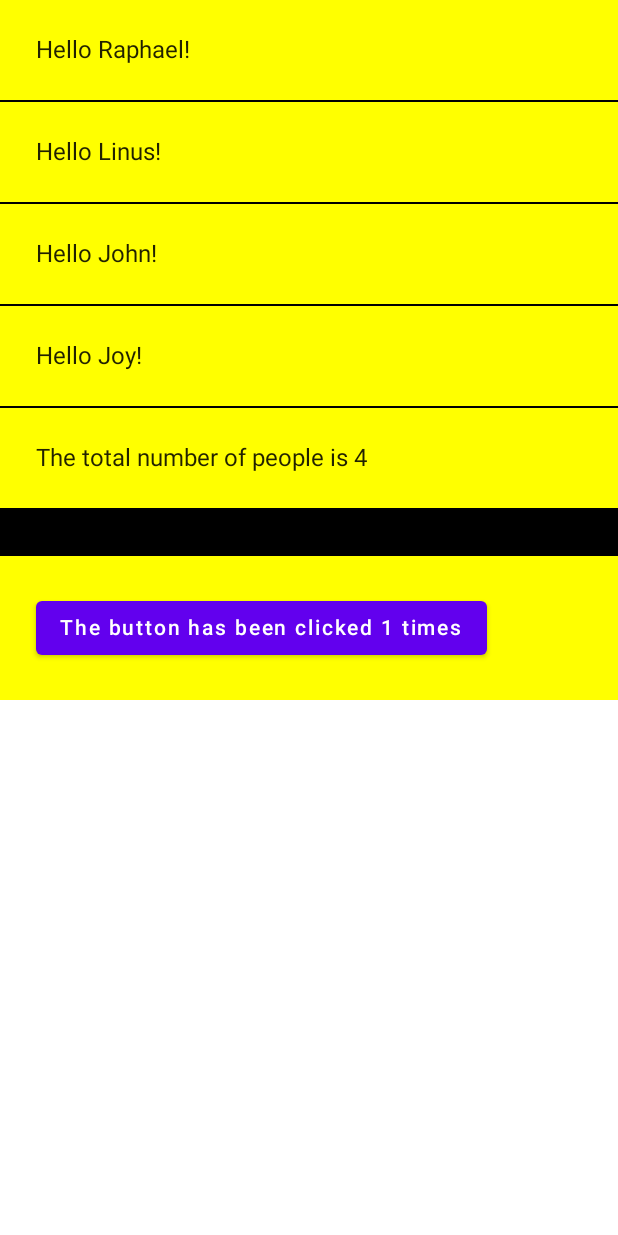
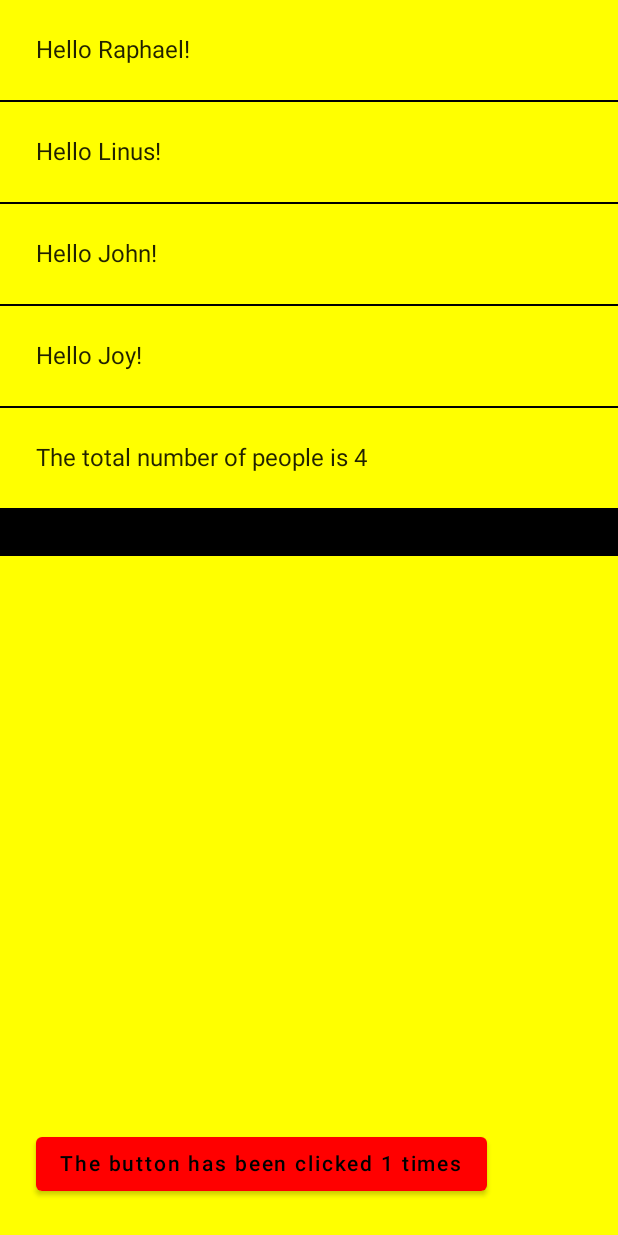
Before and after one commit to RaphaelNdonga/JetpackComposeCodelabs, an Android app built with Jetpack Compose: the screen it shows after launch (MainActivity), after a tap on an icon or button, on a phone screen of 412 x 824 dp. Run offline under Robolectric (Android 15) with nearby library versions, the phone set to English and light mode, and no system bars.

Commit message:
Flexible layouts with compose

```diff
--- a/app/src/main/java/com/example/jetpackcomposecodelbabs/MainActivity.kt
+++ b/app/src/main/java/com/example/jetpackcomposecodelbabs/MainActivity.kt
@@ -3,9 +3,7 @@ package com.example.jetpackcomposecodelbabs
 import android.os.Bundle
 import androidx.activity.compose.setContent
 import androidx.appcompat.app.AppCompatActivity
-import androidx.compose.foundation.layout.Column
-import androidx.compose.foundation.layout.Spacer
-import androidx.compose.foundation.layout.padding
+import androidx.compose.foundation.layout.*
 import androidx.compose.material.*
 import androidx.compose.runtime.Composable
 import androidx.compose.runtime.mutableStateOf
@@ -27,15 +25,6 @@ class MainActivity : AppCompatActivity() {
     }
 }
 
-/**
- * MyApp can also be a container function that contains all the common app configurations such as
- * surface color and themes.
- * The container function takes a composable function as a lambda function parameter and acts on it
- * appropriately.
- *
- * Using container functions is good practice because it encourages code reusability and improves
- * code readability.
- */
 @Composable
 fun MyApp(content: @Composable () -> Unit) {
     JetpackComposeCodelbabsTheme {
@@ -62,7 +51,9 @@ fun DefaultPreview() {
 @Composable
 fun MyScreenContent(nameList: List<String> = listOf("Raphael", "Linus", "John", "Joy")) {
     val counter = remember { mutableStateOf(0) }
-    Column {
+    Column(modifier = Modifier.fillMaxHeight()) {
+        //weight is used to declare that the column will fill all the unoccupied space
+        Column(modifier = Modifier.weight(1f)) {
             for (name in nameList) {
                 Greeting(name = name)
                 Divider(color = Color.Black)
@@ -71,22 +62,29 @@ fun MyScreenContent(nameList: List<String> = listOf("Raphael", "Linus", "John",
                 text = "The total number of people is ${nameList.size}",
                 modifier = Modifier.padding(24.dp)
             )
-        Divider(color = Color.Black,thickness = 32.dp)
-        //The state is controlled here.
+            Divider(color = Color.Black, thickness = 32.dp)
+        }
         Counter(counter.value) { newInt ->
             counter.value = newInt
         }
     }
 }
 
-/**
- * State hoisting refers to hosting the state of a composable in one function but controlling
- * the state in another composable that calls it.
- */
 @Composable
-//By introducing the two parameters, state is hoisted in that it is allowed to be defined elsewhere.
 fun Counter(count: Int, updateCount: (Int) -> Unit) {
-    Button(onClick = { updateCount(count+1) }, modifier = Modifier.padding(24.dp)) {
+    Button(
+        onClick = { updateCount(count + 1) },
+        modifier = Modifier.padding(24.dp),
+        //ButtonColors are necessary for they set the background AND content colors.
+        colors = ButtonDefaults.buttonColors(
+            //Leveraging Kotlin in compose
+            backgroundColor = when (count % 3) {
+                1 -> Color.Red
+                2 -> Color.Green
+                else -> Color.Blue
+            }, contentColor = if (count % 3 == 0) Color.White else Color.Black
+        )
+    ) {
         Text(text = "The button has been clicked $count times")
     }
 }
```
Lines whose indentation alone changed are shown as unchanged.
